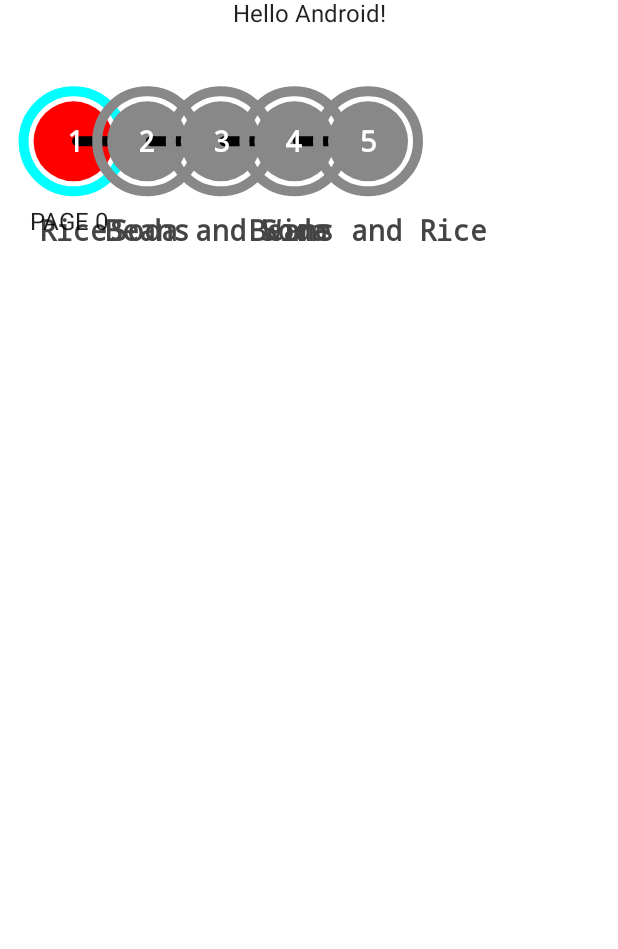
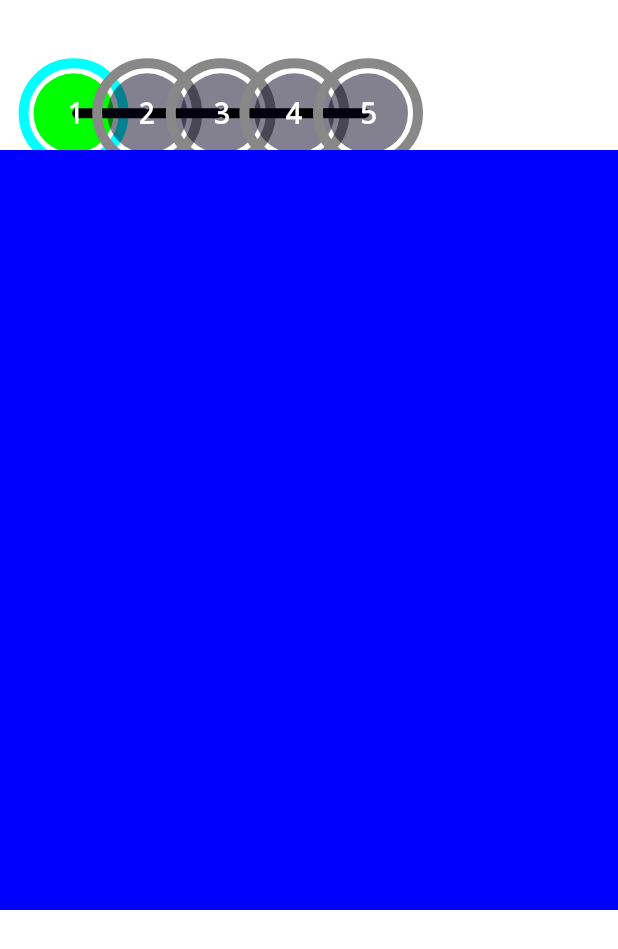
Before and after one commit to devmike01/PageStepIndicator-Compose, an Android app built with Jetpack Compose: the screen it shows after launch (MainActivity), on a phone screen of 412 x 824 dp. Shown: the top 949 px of the screen. Run offline under Robolectric (Android 15) with nearby library versions, the phone set to English and light mode, and no system bars; our stand-ins replace accompanist.

Commit message:
Releasing the initial version of compose pagestepindicator

```diff
--- a/app/src/main/java/gbenga/devmike01/pagestepindicator/MainActivity.kt
+++ b/app/src/main/java/gbenga/devmike01/pagestepindicator/MainActivity.kt
@@ -20,11 +20,8 @@ import androidx.compose.ui.unit.dp
 import com.google.accompanist.pager.ExperimentalPagerApi
 import com.google.accompanist.pager.HorizontalPager
 import com.google.accompanist.pager.rememberPagerState
-import gbenga.devmike01.compose_pagestepindicator.stepper.IndicatorProperty
-import gbenga.devmike01.compose_pagestepindicator.stepper.PageStepIndicator
+import gbenga.devmike01.compose_pagestepindicator.stepper.*
 import gbenga.devmike01.compose_pagestepindicator.stepper.properties.IndicatorLabel
-import gbenga.devmike01.compose_pagestepindicator.stepper.rememberIndicatorPropertyState
-import gbenga.devmike01.compose_pagestepindicator.stepper.rememberIndicatorState
 import gbenga.devmike01.pagestepindicator.ui.theme.PageStepIndicatorTheme
 
 class MainActivity : ComponentActivity() {
@@ -42,7 +39,6 @@ class MainActivity : ComponentActivity() {
                     Column(modifier = Modifier.fillMaxWidth(),
                         horizontalAlignment = Alignment.CenterHorizontally) {
 
-                        Greeting("Android")
                         val indicatorState = rememberIndicatorPropertyState(
                             IndicatorProperty(labels = listOf(IndicatorLabel("Rice"),
                                 IndicatorLabel("Beans"), IndicatorLabel("Soda and Wine"),
@@ -52,9 +48,10 @@ class MainActivity : ComponentActivity() {
                         val pageState = rememberPagerState()
 
                         PageStepIndicator(
-//                            modifier = Modifier
-//                                .background(Color.Black)
-//                                .height(10.dp),
+                            stepColor= IndicatorColor(
+                                activeColor = android.graphics.Color.GREEN,
+                                inActiveColor = R.color.purple_700
+                            ),
                             propertyState =indicatorState,
                             indicatorState = rememberIndicatorState(),
                             pagerState = pageState){ indicatorState, pagerState ->
@@ -62,7 +59,8 @@ class MainActivity : ComponentActivity() {
                                 Column(modifier = Modifier
                                     .fillMaxWidth()
                                     .fillMaxHeight(fraction = 0.7f)) {
-                                    Text(text = "PAGE ${pagerState.currentPage}", modifier = Modifier.padding(20.dp))
+                                    Box(modifier = Modifier.fillMaxSize()
+                                        .background(Color.Blue.copy(red = (pagerState.currentPage*0.2).toFloat())))
                                 }
 
                             }
--- a/app/src/main/res/values/colors.xml
+++ b/app/src/main/res/values/colors.xml
@@ -1,4 +1,5 @@
 <?xml version="1.0" encoding="utf-8"?>
 <resources>
     <color name="purple_700">#FF3700B3</color>
+    <color name="red">#B30000</color>
 </resources>
--- a/compose-pagestepindicator/src/main/java/gbenga/devmike01/compose_pagestepindicator/stepper/PageStepIndicator.kt
+++ b/compose-pagestepindicator/src/main/java/gbenga/devmike01/compose_pagestepindicator/stepper/PageStepIndicator.kt
@@ -51,7 +51,6 @@ fun PageStepIndicator(
                     stepPaint = stepPaint,
                     stepBorderPaint = stepBorderPaint,
                     stepCountPaint = stepCountPaint,
-                  //  pathPaint = pathPaint,
                     canvasModifier = Modifier
                         .height(100.dp)
                         .fillMaxWidth(),
@@ -252,7 +251,6 @@ private fun DrawPageStepIndicator(
 }
 
 
-//@Synchronized
 fun calculatePosition(coords: List<Offset>, coordX: Float, coordY: Float,
                       radius: Float): Int {
 
--- a/compose-pagestepindicator/src/main/java/gbenga/devmike01/compose_pagestepindicator/stepper/properties/IndicatorLabel.kt
+++ b/compose-pagestepindicator/src/main/java/gbenga/devmike01/compose_pagestepindicator/stepper/properties/IndicatorLabel.kt
@@ -5,4 +5,5 @@ import kotlinx.parcelize.Parcelize
 
 
 @Parcelize
-data class IndicatorLabel(val text: String, val color: Int = android.graphics.Color.DKGRAY) : Parcelable
+data class IndicatorLabel(val text: String,
+                          val color: Int = android.graphics.Color.DKGRAY) : Parcelable
```
Also changed, not shown: 1 other file.
